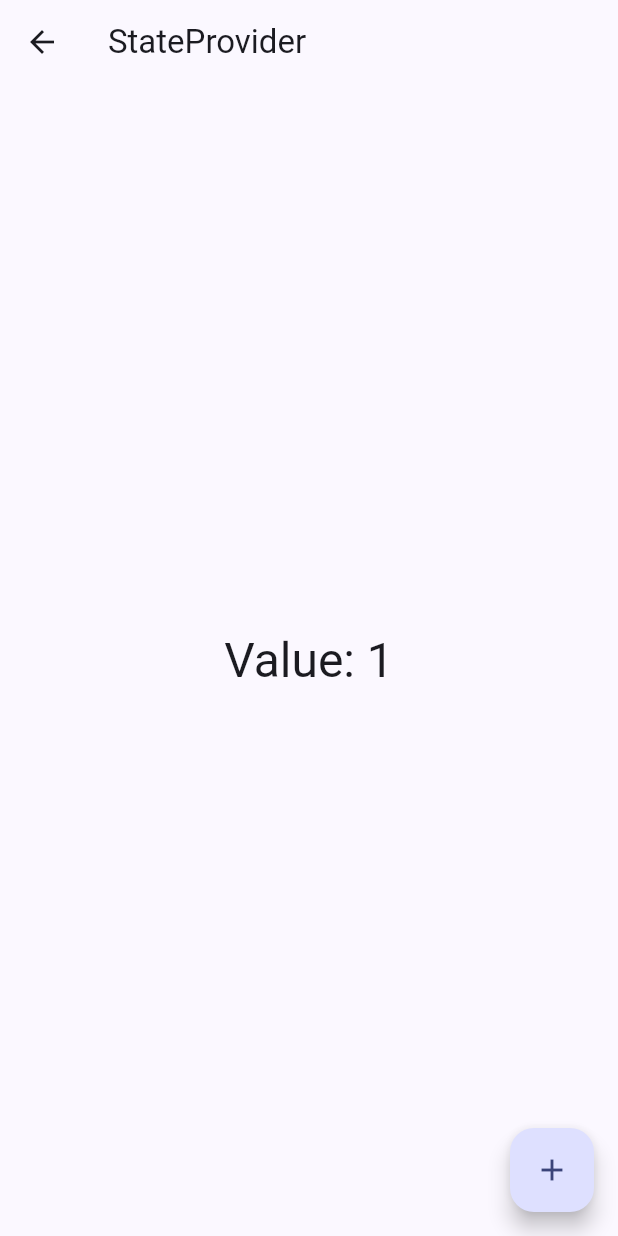
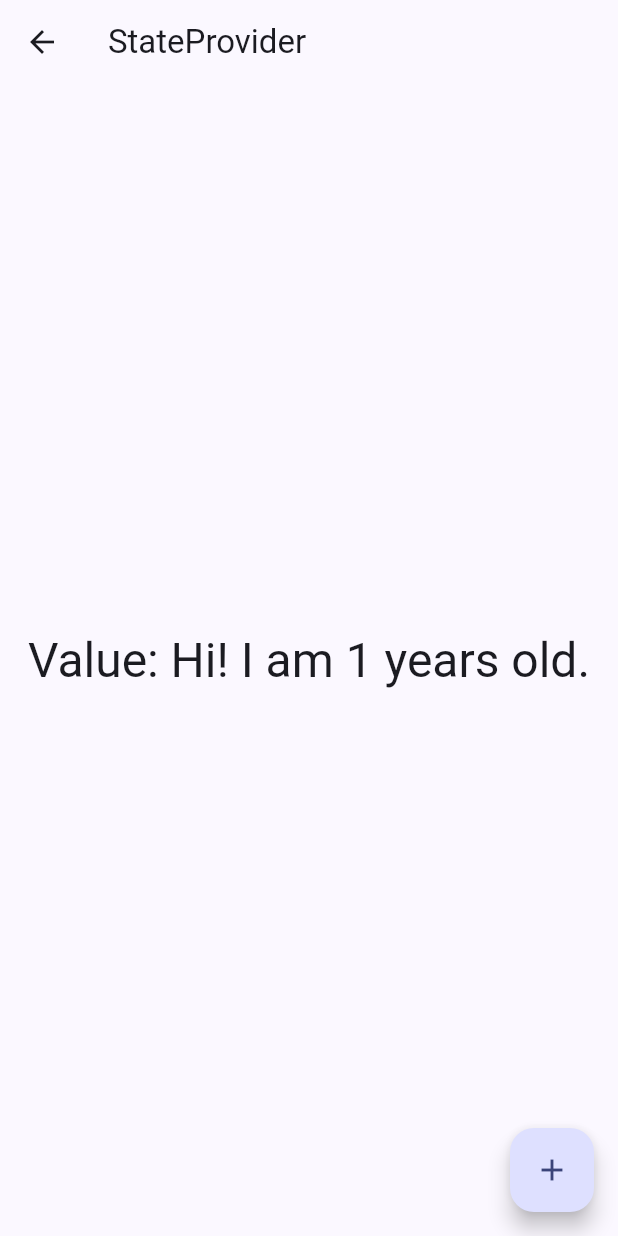
Before and after one commit to emagnu/state_provider, a Flutter app: the BasicPage screen opened directly, after a tap on the "add" icon, on a phone screen of 412 x 824 dp. Run offline on Flutter 3.47's test engine with Material 3 defaults, Android fonts, the phone set to English and light mode, and no system bars; our stand-ins replace flutter_riverpod, riverpod_annotation; generated files the repository leaves out were written again.

Commit message:
23. StateProvider - computed state with Provider

```diff
--- a/lib/pages/basic/basic_page.dart
+++ b/lib/pages/basic/basic_page.dart
@@ -15,22 +15,23 @@ class BasicPage extends ConsumerWidget {
 
   @override
   Widget build(BuildContext context, WidgetRef ref) {
-    final value = ref.watch(counterProvider);
-    ref.listen(
-      counterProvider,
-      (previous, next) {
-        if (next == 3) {
-          showDialog(
-            context: context,
-            builder: (context) {
-              return AlertDialog(
-                content: Text('The counter value has reached $next'),
-              );
-            },
-          );
-        }
-      },
-    );
+    final value = ref.watch(ageProvider);
+    // final value = ref.watch(counterProvider);
+    // ref.listen(
+    //   counterProvider,
+    //   (previous, next) {
+    //     if (next == 3) {
+    //       showDialog(
+    //         context: context,
+    //         builder: (context) {
+    //           return AlertDialog(
+    //             content: Text('The counter value has reached $next'),
+    //           );
+    //         },
+    //       );
+    //     }
+    //   },
+    // );
 
     // if (value == 3) {
     //   showDialog(
--- a/lib/pages/basic/basic_provider.dart
+++ b/lib/pages/basic/basic_provider.dart
@@ -2,10 +2,13 @@
 //Import LIBRARIES
 import 'package:flutter/material.dart';
 import 'package:flutter_riverpod/flutter_riverpod.dart';
+import 'package:riverpod_annotation/riverpod_annotation.dart';
 
 //Import FILES
 // import 'pages/bard_home_page.dart';
 //  PARTS
+part 'basic_provider.g.dart';
+
 //  PROVIDERS
 final counterProvider = StateProvider<int>((ref) {
   debugPrint('[counterProvider] created');
@@ -14,4 +17,16 @@ final counterProvider = StateProvider<int>((ref) {
   });
   return 0;
 });
+
+// @Riverpod(keepAlive: true)
+// String age(AgeRef ref) {
+//   return '';
+@Riverpod(keepAlive: true)
+String age(AgeRef ref) {
+  final age = ref.watch(counterProvider);
+  ref.onDispose(() {
+    debugPrint('[ageProvider] disposed');
+  });
+  return 'Hi! I am $age years old.';
+}
 //
```
Also changed, not shown: lib/pages/basic/basic_provider.g.dart (added).
